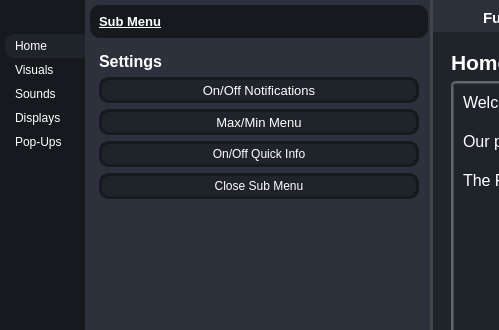
Before: the Qt Designer form controlpanel.ui in gardnera3/FunVirus, drawn with Qt 5; both pictures show x 0 to 499 and y 0 to 330 of the 1433 by 825 pixel window.
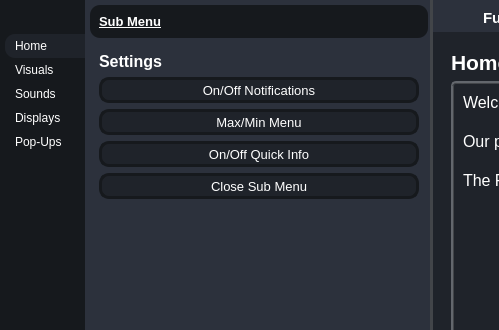
After: the same form once the commit is applied. Icons and pictures are not drawn.

Diff of the .ui file:
```diff
--- a/controlpanel.ui
+++ b/controlpanel.ui
@@ -568,6 +568,11 @@
               </item>
               <item>
                <widget class="QPushButton" name="pushButton_10">
+                <property name="font">
+                 <font>
+                  <pointsize>10</pointsize>
+                 </font>
+                </property>
                 <property name="text">
                  <string>On/Off Quick Info</string>
                 </property>
@@ -585,6 +590,11 @@
               </item>
               <item>
                <widget class="QPushButton" name="pushButton_8">
+                <property name="font">
+                 <font>
+                  <pointsize>10</pointsize>
+                 </font>
+                </property>
                 <property name="text">
                  <string>Close Sub Menu</string>
                 </property>
```
